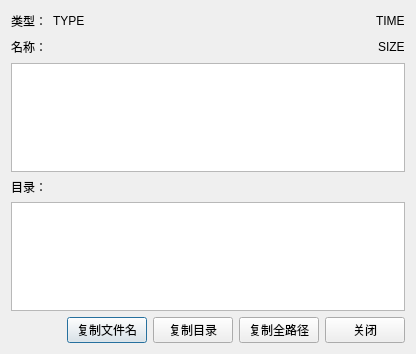
taynpg/relayer, file app/ui/FileMetaInfo.ui: the form before one commit.
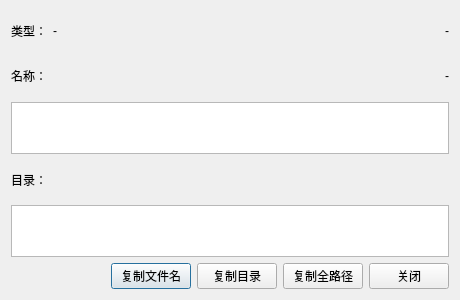
The form after the commit.

Patch:
```diff
--- a/app/ui/FileMetaInfo.ui
+++ b/app/ui/FileMetaInfo.ui
@@ -6,8 +6,8 @@
    <rect>
     <x>0</x>
     <y>0</y>
-    <width>416</width>
-    <height>354</height>
+    <width>460</width>
+    <height>300</height>
    </rect>
   </property>
   <property name="windowTitle">
@@ -26,7 +26,7 @@
      <item>
       <widget class="QLabel" name="lbType">
        <property name="text">
-        <string>TYPE</string>
+        <string>-</string>
        </property>
       </widget>
      </item>
@@ -46,7 +46,7 @@
      <item>
       <widget class="QLabel" name="lbTime">
        <property name="text">
-        <string>TIME</string>
+        <string>-</string>
        </property>
       </widget>
      </item>
@@ -77,14 +77,21 @@
      <item>
       <widget class="QLabel" name="lbSize">
        <property name="text">
-        <string>SIZE</string>
+        <string>-</string>
        </property>
       </widget>
      </item>
     </layout>
    </item>
    <item>
-    <widget class="QPlainTextEdit" name="pedName"/>
+    <widget class="QPlainTextEdit" name="pedName">
+     <property name="maximumSize">
+      <size>
+       <width>16777215</width>
+       <height>52</height>
+      </size>
+     </property>
+    </widget>
    </item>
    <item>
     <widget class="QLabel" name="label_3">
@@ -94,10 +101,24 @@
     </widget>
    </item>
    <item>
-    <widget class="QPlainTextEdit" name="pedDir"/>
+    <widget class="QPlainTextEdit" name="pedDir">
+     <property name="maximumSize">
+      <size>
+       <width>16777215</width>
+       <height>52</height>
+      </size>
+     </property>
+    </widget>
    </item>
    <item>
     <layout class="QHBoxLayout" name="horizontalLayout_3">
+     <item>
+      <widget class="QLabel" name="lblHint">
+       <property name="text">
+        <string/>
+       </property>
+      </widget>
+     </item>
      <item>
       <spacer name="horizontalSpacer_3">
        <property name="orientation">
```
Left out of the diff: 2 changed lines with no effect on the pictures.
